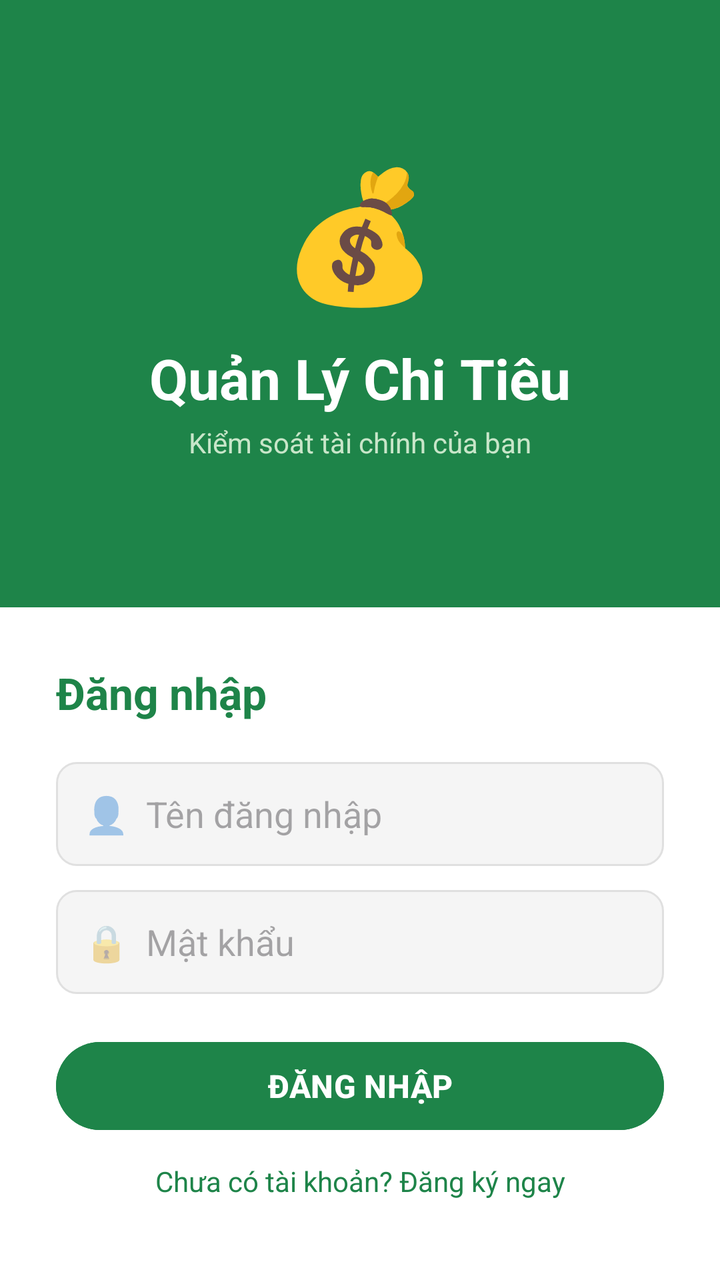
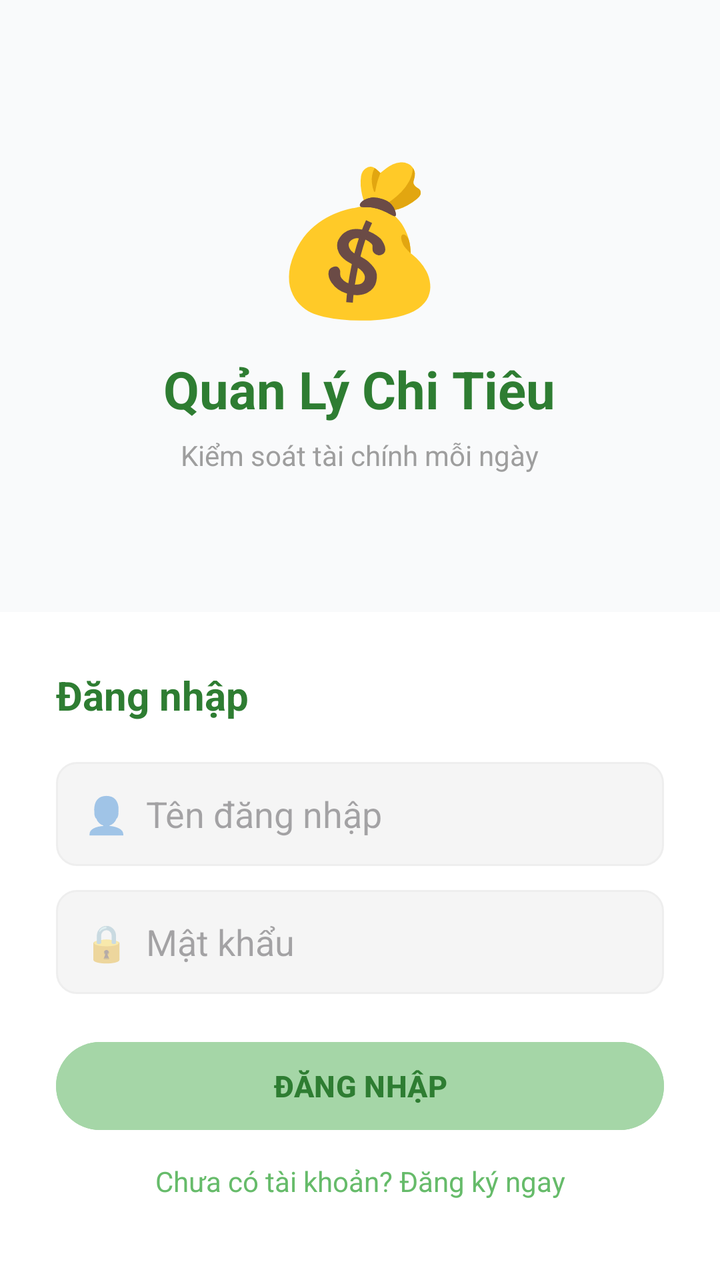

An Android layout rendered at two revisions. The XML below is the earlier revision; the diff shows what the commit changed to produce the second picture.
<!-- AndroidManifest.xml: application theme Theme.QuanLyChiTieu -->
<!-- res/layout/activity_login.xml -->
<?xml version="1.0" encoding="utf-8"?>
<LinearLayout xmlns:android="http://schemas.android.com/apk/res/android"
    android:layout_width="match_parent"
    android:layout_height="match_parent"
    android:orientation="vertical"
    android:background="#1E8449">

    <LinearLayout
        android:layout_width="match_parent"
        android:layout_height="0dp"
        android:layout_weight="1"
        android:orientation="vertical"
        android:gravity="center">

        <TextView
            android:layout_width="wrap_content"
            android:layout_height="wrap_content"
            android:text="💰"
            android:textSize="64sp"
            android:gravity="center"/>

        <TextView
            android:layout_width="wrap_content"
            android:layout_height="wrap_content"
            android:text="Quản Lý Chi Tiêu"
            android:textSize="28sp"
            android:textStyle="bold"
            android:textColor="#FFFFFF"
            android:layout_marginTop="12dp"/>

        <TextView
            android:layout_width="wrap_content"
            android:layout_height="wrap_content"
            android:text="Kiểm soát tài chính của bạn"
            android:textSize="14sp"
            android:textColor="#C8E6C9"
            android:layout_marginTop="4dp"/>
    </LinearLayout>

    <LinearLayout
        android:layout_width="match_parent"
        android:layout_height="wrap_content"
        android:orientation="vertical"
        android:background="#FFFFFF"
        android:padding="28dp">

        <TextView
            android:layout_width="wrap_content"
            android:layout_height="wrap_content"
            android:text="Đăng nhập"
            android:textSize="22sp"
            android:textStyle="bold"
            android:textColor="#1E8449"
            android:layout_marginBottom="20dp"/>

        <EditText
            android:id="@+id/etUsername"
            android:layout_width="match_parent"
            android:layout_height="52dp"
            android:hint="👤  Tên đăng nhập"
            android:inputType="text"
            android:padding="14dp"
            android:background="@drawable/rounded_edittext"
            android:layout_marginBottom="12dp"/>

        <EditText
            android:id="@+id/etPassword"
            android:layout_width="match_parent"
            android:layout_height="52dp"
            android:hint="🔒  Mật khẩu"
            android:inputType="textPassword"
            android:padding="14dp"
            android:background="@drawable/rounded_edittext"
            android:layout_marginBottom="20dp"/>

        <Button
            android:id="@+id/btnLogin"
            android:layout_width="match_parent"
            android:layout_height="52dp"
            android:text="ĐĂNG NHẬP"
            android:backgroundTint="#1E8449"
            android:textColor="#FFFFFF"
            android:textStyle="bold"
            android:textSize="16sp"/>

        <TextView
            android:id="@+id/tvRegister"
            android:layout_width="match_parent"
            android:layout_height="wrap_content"
            android:text="Chưa có tài khoản? Đăng ký ngay"
            android:textColor="#1E8449"
            android:textSize="14sp"
            android:gravity="center"
            android:padding="12dp"/>
    </LinearLayout>
</LinearLayout>
<!-- resources referenced by this layout -->
<resources>
  <!-- drawable rounded_edittext (drawable) -->
  <?xml version="1.0" encoding="utf-8"?>
  <shape xmlns:android="http://schemas.android.com/apk/res/android">
      <solid android:color="#F5F5F5"/>
      <corners android:radius="10dp"/>
      <stroke android:width="1dp" android:color="#E0E0E0"/>
  </shape>
  <style name="Theme.QuanLyChiTieu" parent="Base.Theme.QuanLyChiTieu" />
  <style name="Base.Theme.QuanLyChiTieu" parent="Theme.Material3.DayNight.NoActionBar">
          
          
      </style>
</resources>

<!-- the commit's change to res/layout/activity_login.xml (unified diff, before → after) -->
@@ -3,7 +3,7 @@
     android:layout_width="match_parent"
     android:layout_height="match_parent"
     android:orientation="vertical"
-    android:background="#1E8449">
+    android:background="#F9FAFB">
 
     <LinearLayout
         android:layout_width="match_parent"
@@ -16,25 +16,25 @@
             android:layout_width="wrap_content"
             android:layout_height="wrap_content"
             android:text="💰"
-            android:textSize="64sp"
+            android:textSize="72sp"
             android:gravity="center"/>
 
         <TextView
             android:layout_width="wrap_content"
             android:layout_height="wrap_content"
             android:text="Quản Lý Chi Tiêu"
-            android:textSize="28sp"
+            android:textSize="26sp"
             android:textStyle="bold"
-            android:textColor="#FFFFFF"
+            android:textColor="#2E7D32"
             android:layout_marginTop="12dp"/>
 
         <TextView
             android:layout_width="wrap_content"
             android:layout_height="wrap_content"
-            android:text="Kiểm soát tài chính của bạn"
+            android:text="Kiểm soát tài chính mỗi ngày"
             android:textSize="14sp"
-            android:textColor="#C8E6C9"
-            android:layout_marginTop="4dp"/>
+            android:textColor="#9E9E9E"
+            android:layout_marginTop="6dp"/>
     </LinearLayout>
 
     <LinearLayout
@@ -48,9 +48,9 @@
             android:layout_width="wrap_content"
             android:layout_height="wrap_content"
             android:text="Đăng nhập"
-            android:textSize="22sp"
+            android:textSize="20sp"
             android:textStyle="bold"
-            android:textColor="#1E8449"
+            android:textColor="#2E7D32"
             android:layout_marginBottom="20dp"/>
 
         <EditText
@@ -78,17 +78,17 @@
             android:layout_width="match_parent"
             android:layout_height="52dp"
             android:text="ĐĂNG NHẬP"
-            android:backgroundTint="#1E8449"
-            android:textColor="#FFFFFF"
+            android:backgroundTint="#A5D6A7"
+            android:textColor="#2E7D32"
             android:textStyle="bold"
-            android:textSize="16sp"/>
+            android:textSize="15sp"/>
 
         <TextView
             android:id="@+id/tvRegister"
             android:layout_width="match_parent"
             android:layout_height="wrap_content"
             android:text="Chưa có tài khoản? Đăng ký ngay"
-            android:textColor="#1E8449"
+            android:textColor="#66BB6A"
             android:textSize="14sp"
             android:gravity="center"
             android:padding="12dp"/>
<!-- resource entries referenced after the edit -->
@@ -5,7 +5,7 @@
   <shape xmlns:android="http://schemas.android.com/apk/res/android">
       <solid android:color="#F5F5F5"/>
       <corners android:radius="10dp"/>
-      <stroke android:width="1dp" android:color="#E0E0E0"/>
+      <stroke android:width="1dp" android:color="#EEEEEE"/>
   </shape>
   <style name="Theme.QuanLyChiTieu" parent="Base.Theme.QuanLyChiTieu" />
   <style name="Base.Theme.QuanLyChiTieu" parent="Theme.Material3.DayNight.NoActionBar">
